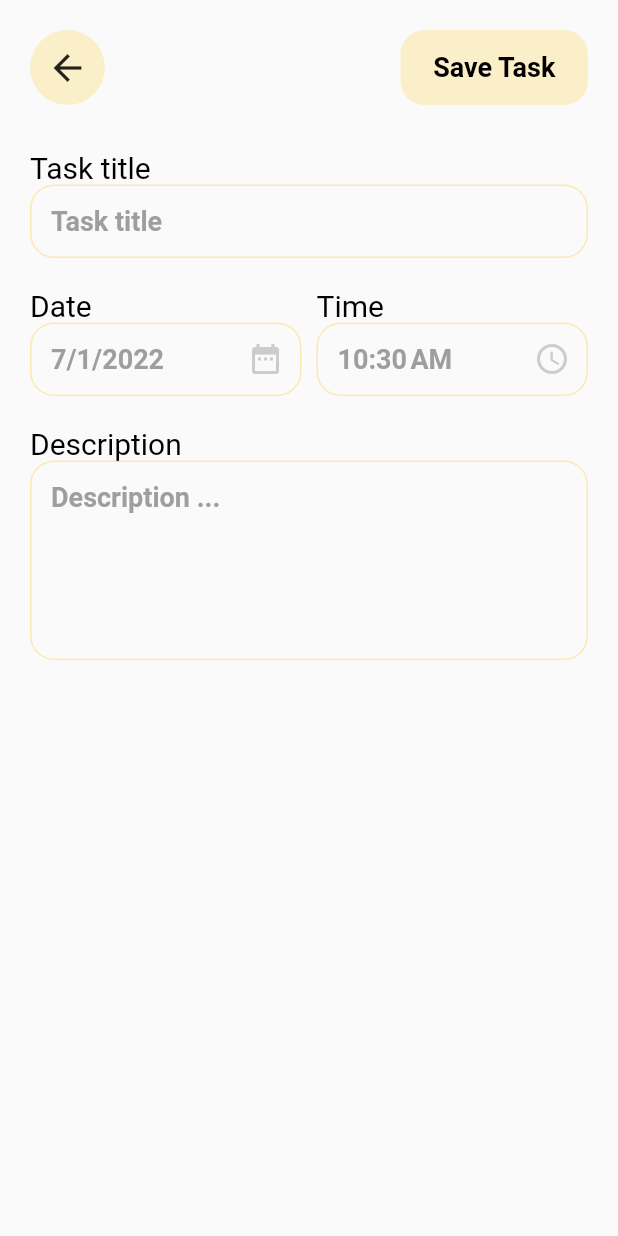
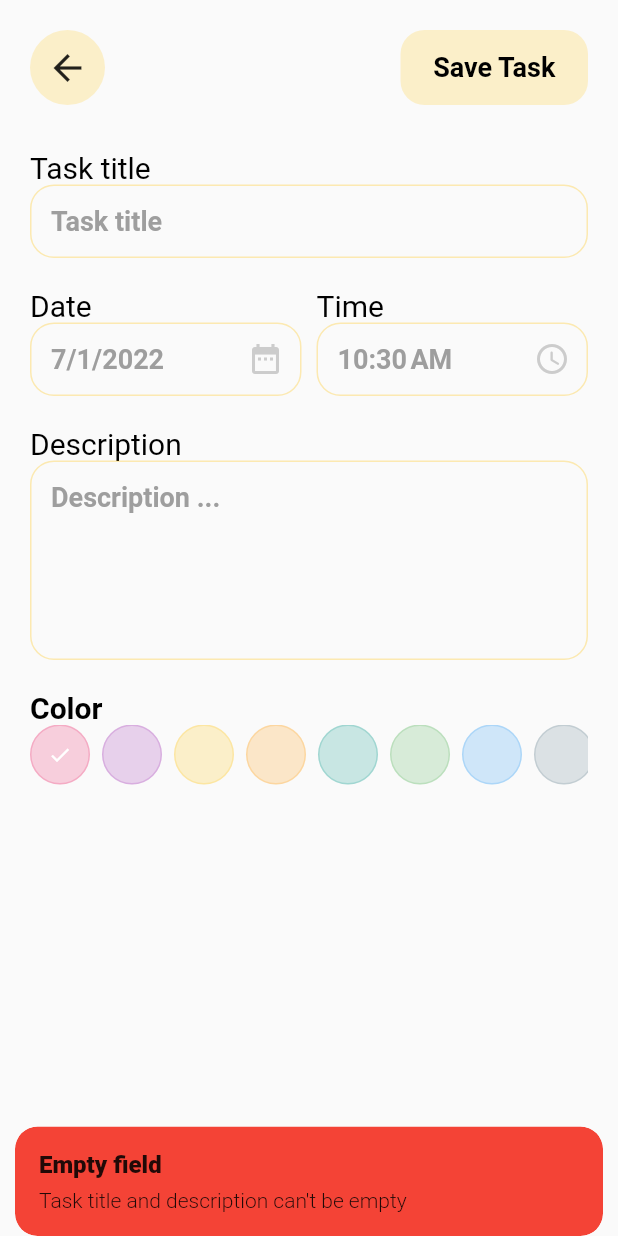
Before and after one commit to abdushakoor12/todo, a Flutter app: the CreateTaskPage screen opened directly, after a tap on "Save Task", on a phone screen of 412 x 824 dp. Run offline on Flutter 3.47's test engine with Material 2 defaults, Android fonts, the phone set to English and light mode, and no system bars; our stand-ins replace date_picker_timeline, get, google_fonts, sqflite; accounts and stored records are empty.

Commit message:
db created, add and read task functionality

```diff
--- a/lib/controllers/task_controller.dart
+++ b/lib/controllers/task_controller.dart
@@ -0,0 +1,19 @@
+import 'package:get/get.dart';
+import 'package:todo/db/db_helper.dart';
+import 'package:todo/models/task_model.dart';
+
+class TaskController extends GetxController {
+  var tasksList = <TaskModel>[].obs;
+
+  Future<int> addTask(TaskModel task) async {
+    return await DBHelper.insert(task);
+  }
+
+  void getAllTasks() async {
+    List<Map<String, dynamic>> tasks =
+        await DBHelper.query() as List<Map<String, dynamic>>;
+    tasksList.assignAll(
+      tasks.map((data) => TaskModel.fromJson(data)).toList(),
+    );
+  }
+}
--- a/lib/db/db_helper.dart
+++ b/lib/db/db_helper.dart
@@ -0,0 +1,49 @@
+import 'dart:async';
+
+import 'package:sqflite/sqflite.dart';
+import 'package:todo/models/task_model.dart';
+
+class DBHelper {
+  static const int _version = 1;
+  static const String _tableName = "tasks";
+  static Database? _db;
+
+  static Future<void> initDatabase() async {
+    if (_db != null) {
+      return;
+    }
+    try {
+      final dbPath = await getDatabasesPath();
+      String path = '$dbPath tasks.db';
+
+      _db = await openDatabase(
+        path,
+        version: _version,
+        onCreate: (db, version) {
+          print("creating a new db");
+          return db.execute(
+            "CREATE TABLE $_tableName("
+            "id INTEGER PRIMARY KEY AUTOINCREMENT, "
+            "title STRING,"
+            "description TEXT,"
+            "date STRING, "
+            "time STRING,"
+            "isDone INTEGER, "
+            "color INTEGER"
+            ")",
+          );
+        },
+      );
+    } catch (error) {
+      print('Error to open DB: ${error.toString()}');
+    }
+  }
+
+  static Future<int> insert(TaskModel task) async {
+    return await _db?.insert(_tableName, task.toJson()) ?? 1;
+  }
+
+  static Future<List<Map<String, dynamic>>?> query() async {
+    return await _db?.query(_tableName);
+  }
+}
--- a/lib/main.dart
+++ b/lib/main.dart
@@ -1,8 +1,11 @@
 import 'package:flutter/material.dart';
 import 'package:get/route_manager.dart';
+import 'package:todo/db/db_helper.dart';
 import 'package:todo/views/home_page.dart';
 
-void main() {
+void main() async {
+  WidgetsFlutterBinding.ensureInitialized();
+  await DBHelper.initDatabase();
   runApp(const MyApp());
 }
 
--- a/lib/models/task_model.dart
+++ b/lib/models/task_model.dart
@@ -4,7 +4,7 @@ class TaskModel {
   String? description;
   int? isDone;
   String? date;
-  String? startTime;
+  String? time;
   int? color;
 
   TaskModel({
@@ -13,7 +13,7 @@ class TaskModel {
     this.description,
     this.isDone,
     this.date,
-    this.startTime,
+    this.time,
     this.color,
   });
 
@@ -23,7 +23,7 @@ class TaskModel {
     description = json['description'];
     isDone = json['isDone'];
     date = json['date'];
-    startTime = json['startTime'];
+    time = json['time'];
     color = json['color'];
   }
 
@@ -34,7 +34,7 @@ class TaskModel {
     data['description'] = description;
     data['isDone'] = isDone;
     data['date'] = date;
-    data['startTime'] = startTime;
+    data['time'] = time;
     data['color'] = color;
     return data;
   }
--- a/lib/utils/constants.dart
+++ b/lib/utils/constants.dart
@@ -53,3 +53,14 @@ TextStyle kTextStyleBoldWhite(double size) {
 }
 
 Widget kVerticalSpace(double height) => SizedBox(height: height);
+
+const List<Color> colors = [
+  Colors.pink,
+  Colors.purple,
+  Colors.amber,
+  Colors.orange,
+  Colors.teal,
+  Colors.green,
+  Colors.blue,
+  Colors.blueGrey,
+];
--- a/lib/views/create_task_page.dart
+++ b/lib/views/create_task_page.dart
@@ -1,6 +1,10 @@
 import 'package:flutter/material.dart';
+import 'package:get/get.dart';
 import 'package:intl/intl.dart';
+import 'package:todo/controllers/task_controller.dart';
+import 'package:todo/models/task_model.dart';
 import 'package:todo/utils/constants.dart';
+import 'package:todo/views/all_tasks_page.dart';
 import 'package:todo/widgets/create_task/custom_text_field.dart';
 import '../widgets/create_task/create_task_header.dart';
 
@@ -14,8 +18,10 @@ class CreateTaskPage extends StatefulWidget {
 class _CreateTaskPageState extends State<CreateTaskPage> {
   final TextEditingController _titleController = TextEditingController();
   final TextEditingController _descriptionController = TextEditingController();
+  final TaskController _taskController = TaskController();
   TimeOfDay _selectedTime = TimeOfDay.now();
   DateTime _selectedDate = DateTime.now();
+  int _selectedColor = 0;
 
   @override
   Widget build(BuildContext context) {
@@ -24,8 +30,13 @@ class _CreateTaskPageState extends State<CreateTaskPage> {
         child: SingleChildScrollView(
           padding: const EdgeInsets.all(20),
           child: Column(
+            crossAxisAlignment: CrossAxisAlignment.start,
             children: [
-              const CreateTaskHeader(),
+              CreateTaskHeader(
+                onSaved: () {
+                  _validateTextTitleDescription();
+                },
+              ),
               kVerticalSpace(30),
               CustomTextField(
                 controller: _titleController,
@@ -62,6 +73,8 @@ class _CreateTaskPageState extends State<CreateTaskPage> {
                 label: ('Description'),
                 hintText: 'Description ...',
               ),
+              Text('Color', style: kTextStyleBoldBlack(20)),
+              _colorsPallet(),
             ],
           ),
         ),
@@ -72,10 +85,38 @@ class _CreateTaskPageState extends State<CreateTaskPage> {
   _validateTextTitleDescription() {
     if (_titleController.text.isNotEmpty &&
         _descriptionController.text.isNotEmpty) {
-      //save it to data base
+      _createTask();
+      Get.snackbar(
+        'Task Saved',
+        'Task successfully saved',
+        snackPosition: SnackPosition.BOTTOM,
+        backgroundColor: Colors.green,
+      );
+      Get.to(
+        () => AllTasksPage(),
+        transition: Transition.zoom,
+        duration: const Duration(milliseconds: 500),
+      );
     } else {
-      //show dialog
+      Get.snackbar(
+        'Empty field',
+        'Task title and description can\'t be empty',
+        snackPosition: SnackPosition.BOTTOM,
+        backgroundColor: Colors.red,
+      );
     }
+  }
+
+  _createTask() async {
+    final TaskModel newTask = TaskModel(
+      title: _titleController.text.trim(),
+      description: _descriptionController.text.trim(),
+      isDone: 0,
+      date: DateFormat.yMd().format(_selectedDate),
+      time: _formTimeOfDay(_selectedTime),
+      color: _selectedColor,
+    );
+    await _taskController.addTask(newTask);
   }
 
   String _formTimeOfDay(TimeOfDay timeOfDay) {
@@ -118,4 +159,47 @@ class _CreateTaskPageState extends State<CreateTaskPage> {
       });
     }
   }
+
+  Widget _colorsPallet() {
+    return SizedBox(
+      height: 40,
+      width: Get.width,
+      child: ListView.builder(
+        scrollDirection: Axis.horizontal,
+        shrinkWrap: true,
+        itemCount: colors.length,
+        itemBuilder: (ctx, index) {
+          final color = colors[index];
+          return InkWell(
+            onTap: () {
+              setState(() {
+                _selectedColor = index;
+              });
+            },
+            borderRadius: BorderRadius.circular(40),
+            child: Container(
+              height: 40,
+              width: 40,
+              margin: const EdgeInsets.only(right: 8),
+              decoration: BoxDecoration(
+                color: color.withOpacity(0.2),
+                borderRadius: BorderRadius.circular(50),
+                border: Border.all(
+                  width: 1,
+                  color: color.withOpacity(0.2),
+                ),
+              ),
+              child: _selectedColor == index
+                  ? const Icon(
+                      Icons.done,
+                      color: Colors.white,
+                      size: 16,
+                    )
+                  : null,
+            ),
+          );
+        },
+      ),
+    );
+  }
 }
--- a/lib/widgets/all_tasks/task_tile.dart
+++ b/lib/widgets/all_tasks/task_tile.dart
@@ -1,12 +1,12 @@
 import 'package:flutter/material.dart';
 import 'package:get/get.dart';
-
+import 'package:todo/models/task_model.dart';
 import '../../utils/constants.dart';
 
 class TaskTile extends StatelessWidget {
-  const TaskTile({Key? key, required this.color}) : super(key: key);
+  const TaskTile({Key? key, required this.task}) : super(key: key);
 
-  final Color color;
+  final TaskModel task;
 
   @override
   Widget build(BuildContext context) {
@@ -22,15 +22,15 @@ class TaskTile extends StatelessWidget {
                   mainAxisAlignment: MainAxisAlignment.spaceBetween,
                   children: [
                     Text(
-                      'Team Meeting',
+                      task.title.toString(),
                       style: kTextStyleBoldBlack(20),
                       softWrap: true,
                     ),
-                    Text('12:00 PM', style: kTextStyleBoldBlack(20)),
+                    Text(task.time.toString(), style: kTextStyleBoldBlack(20)),
                   ],
                 ),
                 Text(
-                  'Group discussion for new product right now Group discussion for new product right now',
+                  task.description.toString(),
                   style: kTextStyleBoldGrey(16),
                   maxLines: 3,
                 ),
@@ -44,7 +44,7 @@ class TaskTile extends StatelessWidget {
             child: RotatedBox(
               quarterTurns: 3,
               child: Text(
-                'Progress',
+                task.isDone == 0 ? 'Progress' : 'Done',
                 style: kTextStyleBoldBlack(20),
               ),
             ),
@@ -62,7 +62,7 @@ class TaskTile extends StatelessWidget {
       padding: const EdgeInsets.all(16),
       margin: const EdgeInsets.only(bottom: 20),
       decoration: BoxDecoration(
-        color: color.withOpacity(0.2),
+        color: colors[task.color as int].withOpacity(0.2),
         borderRadius: BorderRadius.circular(16),
       ),
       child: child,
--- a/lib/widgets/create_task/create_task_header.dart
+++ b/lib/widgets/create_task/create_task_header.dart
@@ -3,7 +3,9 @@ import 'package:get/get.dart';
 import '../custom_button.dart';
 
 class CreateTaskHeader extends StatelessWidget {
-  const CreateTaskHeader({Key? key}) : super(key: key);
+  const CreateTaskHeader({Key? key, this.onSaved}) : super(key: key);
+
+  final VoidCallback? onSaved;
 
   @override
   Widget build(BuildContext context) {
@@ -26,7 +28,7 @@ class CreateTaskHeader extends StatelessWidget {
           ),
         ),
         CustomButton(
-          onTap: () {},
+          onTap: onSaved,
           label: 'Save Task',
         ),
       ],
--- a/lib/widgets/custom_button.dart
+++ b/lib/widgets/custom_button.dart
@@ -2,12 +2,14 @@ import 'package:flutter/material.dart';
 import 'package:todo/utils/constants.dart';
 
 class CustomButton extends StatelessWidget {
-  const CustomButton({Key? key, this.onTap, required this.label, this.iconData})
+  const CustomButton(
+      {Key? key, this.onTap, required this.label, this.iconData, this.color})
       : super(key: key);
 
   final VoidCallback? onTap;
   final String label;
   final IconData? iconData;
+  final Color? color;
 
   @override
   Widget build(BuildContext context) {
@@ -15,9 +17,7 @@ class CustomButton extends StatelessWidget {
       height: 50,
       width: 125,
       decoration: BoxDecoration(
-        color: label == 'Done'
-            ? Colors.green.withOpacity(0.3)
-            : Colors.amber.withOpacity(0.2),
+        color: color ?? Colors.amber.withOpacity(0.2),
         borderRadius: BorderRadius.circular(16),
       ),
       child: InkWell(
--- a/pubspec.yaml
+++ b/pubspec.yaml
@@ -38,6 +38,7 @@ dependencies:
   get: ^4.6.5
   date_picker_timeline: ^1.2.3
   intl: ^0.17.0
+  sqflite: ^2.0.2+1
 
 dev_dependencies:
   flutter_test:
```
Also changed, not shown: lib/views/all_tasks_page.dart (+57 -34 lines), lib/views/home_page.dart (+24 -4 lines), lib/views/task_detail.dart (+32 -25 lines), lib/widgets/home/app_bar.dart (+7 -2 lines), pubspec.lock, 1 other file.
